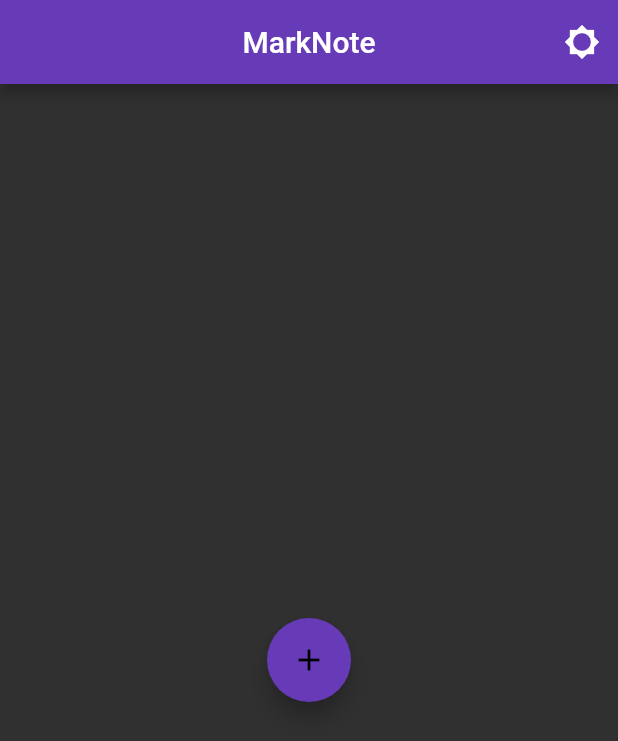
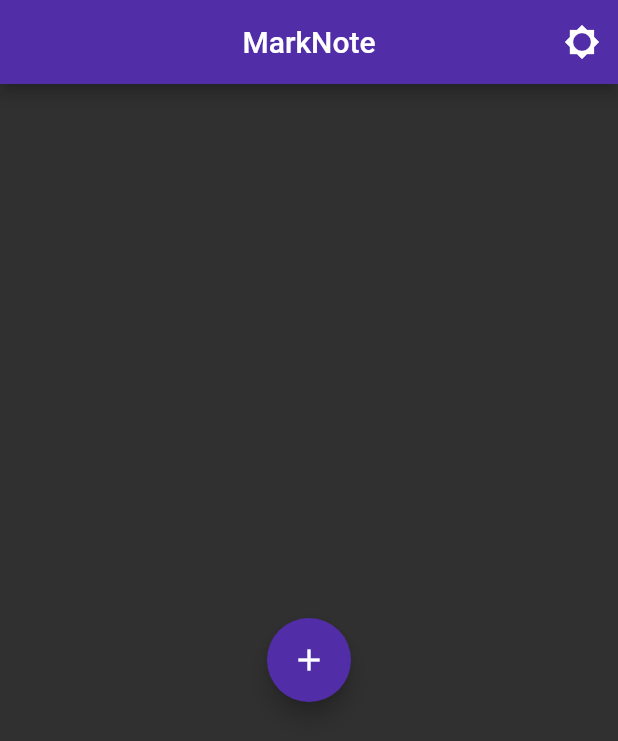
Before and after one commit to DevSrSouza/Marknote, a Flutter app: the screen it shows after launch, on a phone screen of 412 x 824 dp. Shown: the top 741 px of the screen. Run offline on Flutter 3.47's test engine with Material 2 defaults, Android fonts, the phone set to English and light mode, and no system bars; our stand-ins replace flutter_markdown, sqflite; accounts and stored records are empty.

Commit message:
theme changes * new primary color * markdown code block and quote border radius to 4

```diff
--- a/lib/main.dart
+++ b/lib/main.dart
@@ -7,17 +7,20 @@ void main() => runApp(
 
 class MarkNote extends StatefulWidget {
 
+  static final purple = Color(0xFF512DA8);
+
   final ThemeData dark = ThemeData.dark().copyWith(
-      primaryColor: Colors.deepPurple,
+      primaryColor: purple,
       floatingActionButtonTheme: FloatingActionButtonThemeData(
-        backgroundColor: Colors.deepPurple
+        backgroundColor: purple,
+        foregroundColor: Colors.white
       ),
       cardColor: Colors.grey.shade800
   );
   final ThemeData light = ThemeData.light().copyWith(
-      primaryColor: Colors.deepPurple,
+      primaryColor: purple,
       floatingActionButtonTheme: FloatingActionButtonThemeData(
-          backgroundColor: Colors.deepPurple
+          backgroundColor: purple
       )
   );
 
@@ -57,7 +60,8 @@ class _MarkNoteState extends State<MarkNote> {
       title: "MarkNote",
       home: HomePage(Icon(_indicator), _switchTheme),
       theme: _theme,
-      darkTheme: ThemeData.dark(),
+      darkTheme: widget.dark,
+      debugShowCheckedModeBanner: false,
     );
   }
 }
--- a/lib/ui/pages/home_page.dart
+++ b/lib/ui/pages/home_page.dart
@@ -3,7 +3,6 @@ import 'package:flutter/material.dart';
 import 'package:marknote/helpers/note_helper.dart';
 import 'package:marknote/note.dart';
 import 'package:marknote/ui/widgets/notecard.dart';
-import 'package:dragable_flutter_list/dragable_flutter_list.dart';
 
 class HomePage extends StatefulWidget {
 
@@ -49,35 +48,18 @@ class _HomePageState extends State<HomePage> {
         ),
         floatingActionButton: _selectedNoteIndex == null
             && _cardStatus == _CardListStatus.loaded
-            && _cards.isNotEmpty ? FloatingActionButton(
-          child: Icon(Icons.add),
-          onPressed: _createNewCard,
-        ) : null,
+            && _cards.isNotEmpty ? _newNoteButton() : null,
         bottomSheet: _selectedNoteIndex != null ? _bottomSheet(context) : null,
         body: _body(),
-        /*child: DragAndDropList(
-            _cards.length,
-            scrollController: _scrollController,
-            onDragFinish: (before, after) {
-              var aux = _cards[after];
-              _cards[after] = _cards[before];
-              _cards[before] = aux;
-            },
-            canDrag: (index) {
-              return !_cards[index].edit;
-            },
-            canBeDraggedTo: (one, two) => true,
-            dragElevation: 5.0,
-            itemBuilder: (context, index) => NoteCard(_cards[index], key: Key(index.toString() + DateTime.now().millisecondsSinceEpoch.toString()))
-        )*/
-        //onReorder: (int actual, int next) {},
-        //children: _cards.map((e) => NoteCard(e, key: Key(DateTime.now().millisecondsSinceEpoch.toString()))).toList(),
-        //scrollDirection: Axis.vertical,
-      //),
     );
   }
 
-  void _createNewCard() {
+  Widget _newNoteButton() => FloatingActionButton(
+    child: Icon(Icons.add),
+    onPressed: _createNewNote,
+  );
+
+  void _createNewNote() {
     NoteHelper().newNote("# Write here!").then((note) {
       setState(() {
         _cards.add(note);
@@ -138,12 +120,7 @@ class _HomePageState extends State<HomePage> {
       );
     },
   ) : Center(
-    child: FloatingActionButton(
-      child: Icon(Icons.add),
-      onPressed: () {
-        _createNewCard();
-      },
-    ),
+    child: _newNoteButton(),
   );
 
   Widget _waitingCards() => Center(
--- a/pubspec.yaml
+++ b/pubspec.yaml
@@ -21,13 +21,8 @@ dependencies:
     sdk: flutter
   flutter_markdown: ^0.2.0
   url_launcher: ^5.0.2
-  dragable_flutter_list: ^1.0.2
   path_provider: ^1.1.0
   sqflite: ^1.1.5
-
-  # The following adds the Cupertino Icons font to your application.
-  # Use with the CupertinoIcons class for iOS style icons.
-  cupertino_icons: ^0.1.2
 
 dev_dependencies:
   flutter_test:
```
Also changed, not shown: lib/ui/widgets/note_widget.dart (+3 -9 lines), pubspec.lock, 7 other files.
